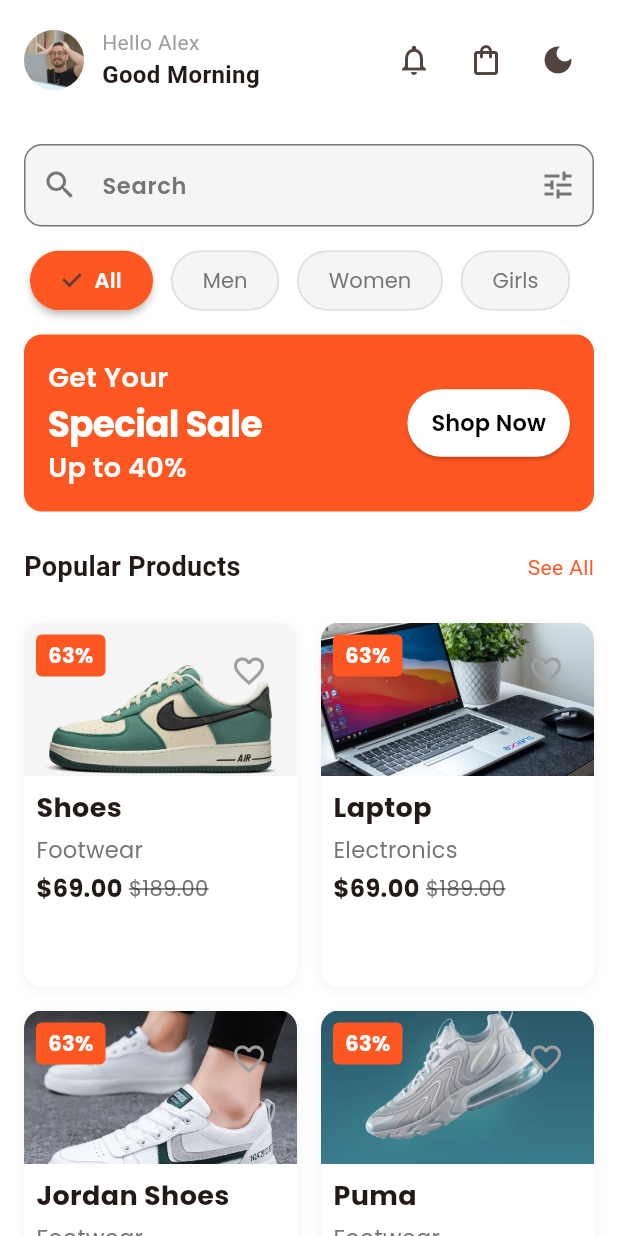
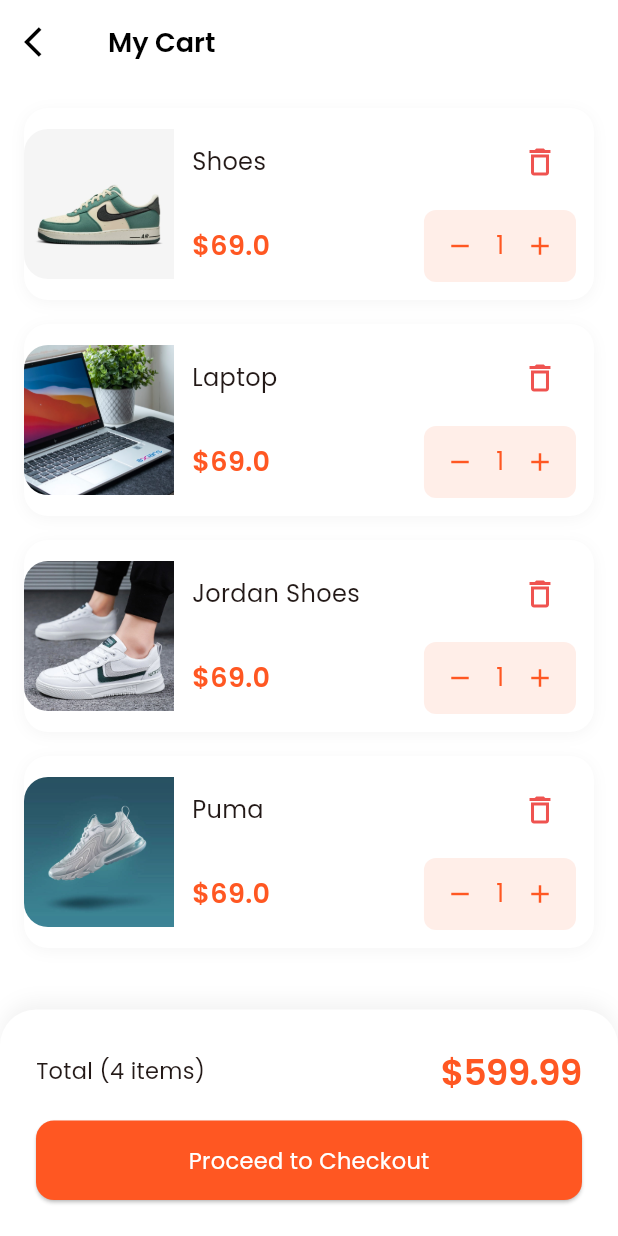
Before and after one commit to Shadrach01/ecommerce_app, a Flutter app: the HomeScreen screen opened directly, after a tap on the "shopping bag" icon, on a phone screen of 412 x 824 dp. Run offline on Flutter 3.47's test engine with Material 3 defaults, Android fonts, the phone set to English and light mode, and no system bars; our stand-ins replace get, get_storage, google_fonts, share_plus; accounts and stored records are empty.

Commit message:
finished working on cart screen

```diff
--- /dev/null
+++ b/lib/view/cart_screen.dart
@@ -0,0 +1,396 @@
+import 'package:ecommerce_app/models/product.dart';
+import 'package:ecommerce_app/utils/app_textstyles.dart';
+import 'package:flutter/material.dart';
+import 'package:get/get.dart';
+
+class CartScreen extends StatelessWidget {
+  const CartScreen({super.key});
+
+  @override
+  Widget build(BuildContext context) {
+    final isDark =
+        Theme.of(context).brightness == Brightness.dark;
+
+    return Scaffold(
+      appBar: AppBar(
+        leading: IconButton(
+          onPressed: () => Get.back(),
+          icon: Icon(
+            Icons.arrow_back_ios,
+            color: isDark ? Colors.white : Colors.black,
+          ),
+        ),
+        title: Text(
+          'My Cart',
+          style: AppTextStyles.withColor(
+            AppTextStyles.h3,
+            isDark ? Colors.white : Colors.black,
+          ),
+        ),
+      ),
+
+      body: Column(
+        children: [
+          Expanded(
+            child: ListView.builder(
+              padding: const EdgeInsets.all(16),
+              itemCount: products.length,
+              itemBuilder: (context, index) =>
+                  _buildCartItem(context, products[index]),
+            ),
+          ),
+
+          _buildCartSummary(context),
+        ],
+      ),
+    );
+  }
+
+  Widget _buildCartItem(
+    BuildContext context,
+    Product product,
+  ) {
+    final isDark =
+        Theme.of(context).brightness == Brightness.dark;
+
+    return Container(
+      margin: const EdgeInsets.only(bottom: 16),
+      decoration: BoxDecoration(
+        color: Theme.of(context).cardColor,
+        borderRadius: BorderRadius.circular(16),
+        boxShadow: [
+          BoxShadow(
+            color: isDark
+                ? Colors.black.withOpacity(0.2)
+                : Colors.grey.withOpacity(0.1),
+            blurRadius: 8,
+            offset: const Offset(0, 2),
+          ),
+        ],
+      ),
+
+      child: Row(
+        children: [
+          // image
+          ClipRRect(
+            borderRadius: const BorderRadius.horizontal(
+              left: Radius.circular(16),
+            ),
+            child: Image.asset(
+              product.imageUrl,
+              width: 100,
+              height: 100,
+              fit: BoxFit.cover,
+            ),
+          ),
+
+          Expanded(
+            child: Padding(
+              padding: const EdgeInsets.all(12),
+              child: Column(
+                children: [
+                  Row(
+                    mainAxisAlignment:
+                        MainAxisAlignment.spaceBetween,
+                    children: [
+                      Expanded(
+                        child: Text(
+                          product.name,
+                          style: AppTextStyles.withColor(
+                            AppTextStyles.bodyLarge,
+                            Theme.of(
+                              context,
+                            ).textTheme.bodyLarge!.color!,
+                          ),
+                          maxLines: 2,
+                          overflow: TextOverflow.ellipsis,
+                        ),
+                      ),
+
+                      IconButton(
+                        onPressed: () =>
+                            _showDeleteConfirmationDialog(
+                              context,
+                              product,
+                            ),
+                        icon: Icon(
+                          Icons.delete_outline,
+                          color: Colors.red[400],
+                        ),
+                      ),
+                    ],
+                  ),
+
+                  const SizedBox(height: 8),
+                  Row(
+                    mainAxisAlignment:
+                        MainAxisAlignment.spaceBetween,
+                    children: [
+                      Text(
+                        '\$${product.price}',
+                        style: AppTextStyles.withColor(
+                          AppTextStyles.h3,
+                          Theme.of(context).primaryColor,
+                        ),
+                      ),
+
+                      Container(
+                        decoration: BoxDecoration(
+                          color: Theme.of(
+                            context,
+                          ).primaryColor.withOpacity(0.1),
+                          borderRadius:
+                              BorderRadius.circular(8),
+                        ),
+                        child: Row(
+                          children: [
+                            IconButton(
+                              onPressed: () {},
+                              icon: Icon(
+                                Icons.remove,
+                                size: 20,
+                                color: Theme.of(
+                                  context,
+                                ).primaryColor,
+                              ),
+                            ),
+
+                            Text(
+                              '1',
+                              style:
+                                  AppTextStyles.withColor(
+                                    AppTextStyles.bodyLarge,
+                                    Theme.of(
+                                      context,
+                                    ).primaryColor,
+                                  ),
+                            ),
+
+                            IconButton(
+                              onPressed: () {},
+                              icon: Icon(
+                                Icons.add,
+                                size: 20,
+                                color: Theme.of(
+                                  context,
+                                ).primaryColor,
+                              ),
+                            ),
+                          ],
+                        ),
+                      ),
+                    ],
+                  ),
+                ],
+              ),
+            ),
+          ),
+        ],
+      ),
+    );
+  }
+
+  void _showDeleteConfirmationDialog(
+    BuildContext context,
+    Product product,
+  ) {
+    final isDark =
+        Theme.of(context).brightness == Brightness.dark;
+
+    Get.dialog(
+      AlertDialog(
+        backgroundColor: Theme.of(
+          context,
+        ).scaffoldBackgroundColor,
+        shape: RoundedRectangleBorder(
+          borderRadius: BorderRadius.circular(16),
+        ),
+
+        contentPadding: const EdgeInsets.all(24),
+        content: Column(
+          mainAxisSize: MainAxisSize.min,
+
+          children: [
+            Container(
+              padding: const EdgeInsets.all(16),
+              decoration: BoxDecoration(
+                color: Colors.red[400]!.withOpacity(0.1),
+                shape: BoxShape.circle,
+              ),
+              child: Icon(
+                Icons.delete_outline,
+                color: Colors.red[400],
+                size: 32,
+              ),
+            ),
+
+            const SizedBox(height: 24),
+            Text(
+              'Remove Item',
+              style: AppTextStyles.withColor(
+                AppTextStyles.h3,
+                Theme.of(
+                  context,
+                ).textTheme.bodyLarge!.color!,
+              ),
+            ),
+
+            const SizedBox(height: 8),
+            Text(
+              'Are you sure you want to remove this item from your cart?',
+              textAlign: TextAlign.center,
+              style: AppTextStyles.withColor(
+                AppTextStyles.bodyMedium,
+                isDark
+                    ? Colors.grey[400]!
+                    : Colors.grey[600]!,
+              ),
+            ),
+
+            const SizedBox(height: 24),
+
+            Row(
+              children: [
+                Expanded(
+                  child: OutlinedButton(
+                    onPressed: () => Get.back(),
+                    style: OutlinedButton.styleFrom(
+                      padding: const EdgeInsets.symmetric(
+                        vertical: 12,
+                      ),
+                      side: BorderSide(
+                        color: isDark
+                            ? Colors.white70
+                            : Colors.black12,
+                      ),
+                      shape: RoundedRectangleBorder(
+                        borderRadius: BorderRadius.circular(
+                          12,
+                        ),
+                      ),
+                    ),
+                    child: Text(
+                      'Cancel',
+                      style: AppTextStyles.withColor(
+                        AppTextStyles.bodyMedium,
+                        Theme.of(
+                          context,
+                        ).textTheme.bodyLarge!.color!,
+                      ),
+                    ),
+                  ),
+                ),
+
+                const SizedBox(width: 16),
+
+                Expanded(
+                  child: ElevatedButton(
+                    onPressed: () {
+                      // add delete logic here
+                      Get.back();
+                    },
+                    style: ElevatedButton.styleFrom(
+                      backgroundColor: Colors.red[400],
+                      padding: const EdgeInsets.symmetric(
+                        vertical: 12,
+                      ),
+
+                      shape: RoundedRectangleBorder(
+                        borderRadius: BorderRadius.circular(
+                          12,
+                        ),
+                      ),
+                    ),
+                    child: Text(
+                      'Remove',
+                      style: AppTextStyles.withColor(
+                        AppTextStyles.bodyMedium,
+                        Colors.white,
+                      ),
+                    ),
+                  ),
+                ),
+              ],
+            ),
+          ],
+        ),
+      ),
+      barrierColor: Colors.black54,
+    );
+  }
+
+  Widget _buildCartSummary(BuildContext context) {
+    return Container(
+      padding: const EdgeInsets.all(24),
+      decoration: BoxDecoration(
+        color: Theme.of(context).cardColor,
+        borderRadius: const BorderRadius.vertical(
+          top: Radius.circular(24),
+        ),
+        boxShadow: [
+          BoxShadow(
+            color: Colors.black.withOpacity(0.05),
+            blurRadius: 10,
+            offset: const Offset(0, -5),
+          ),
+        ],
+      ),
+
+      child: Column(
+        children: [
+          Row(
+            mainAxisAlignment:
+                MainAxisAlignment.spaceBetween,
+            children: [
+              Text(
+                'Total (4 items)',
+                style: AppTextStyles.withColor(
+                  AppTextStyles.bodyMedium,
+                  Theme.of(
+                    context,
+                  ).textTheme.bodyLarge!.color!,
+                ),
+              ),
+
+              Text(
+                '\$599.99',
+                style: AppTextStyles.withColor(
+                  AppTextStyles.h2,
+                  Theme.of(context).primaryColor,
+                ),
+              ),
+            ],
+          ),
+
+          const SizedBox(height: 16),
+          SizedBox(
+            width: double.infinity,
+            child: ElevatedButton(
+              onPressed: () {
+                // navigate to check out screen
+              },
+              style: ElevatedButton.styleFrom(
+                backgroundColor: Theme.of(
+                  context,
+                ).primaryColor,
+                padding: const EdgeInsets.symmetric(
+                  vertical: 16,
+                ),
+                shape: RoundedRectangleBorder(
+                  borderRadius: BorderRadius.circular(12),
+                ),
+              ),
+              child: Text(
+                'Proceed to Checkout',
+                style: AppTextStyles.withColor(
+                  AppTextStyles.bodyMedium,
+                  Colors.white,
+                ),
+              ),
+            ),
+          ),
+        ],
+      ),
+    );
+  }
+}
--- a/lib/view/home_screen.dart
+++ b/lib/view/home_screen.dart
@@ -1,5 +1,6 @@
 import 'package:ecommerce_app/controllers/theme_controller.dart';
 import 'package:ecommerce_app/view/all_products_screen.dart';
+import 'package:ecommerce_app/view/cart_screen.dart';
 import 'package:ecommerce_app/view/widgets/category_chips.dart';
 import 'package:ecommerce_app/view/widgets/custom_search_bar.dart';
 import 'package:ecommerce_app/view/widgets/product_grid.dart';
@@ -68,7 +69,8 @@ class HomeScreen extends StatelessWidget {
 
                   // cart button
                   IconButton(
-                    onPressed: () {},
+                    onPressed: () =>
+                        Get.to(() => CartScreen()),
                     icon: const Icon(
                       Icons.shopping_bag_outlined,
                     ),
```
